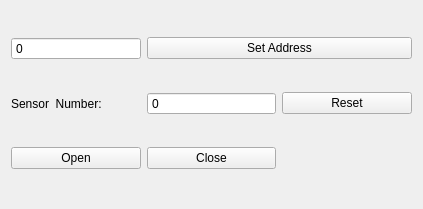
Before: the Qt Designer form PressPlateTool/ui/expand/gatheroperwidget.ui in CGinMax/ProtocolTools, drawn with Qt 5.
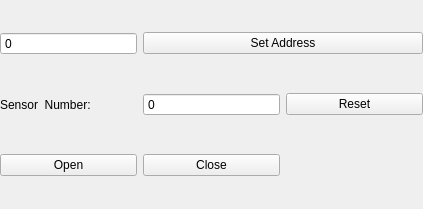
After: the same form once the commit is applied.

```diff
--- a/PressPlateTool/ui/expand/gatheroperwidget.ui
+++ b/PressPlateTool/ui/expand/gatheroperwidget.ui
@@ -14,6 +14,18 @@
    <string>Form</string>
   </property>
   <layout class="QGridLayout" name="gridLayout">
+   <property name="leftMargin">
+    <number>0</number>
+   </property>
+   <property name="topMargin">
+    <number>0</number>
+   </property>
+   <property name="rightMargin">
+    <number>0</number>
+   </property>
+   <property name="bottomMargin">
+    <number>0</number>
+   </property>
    <item row="1" column="0">
     <widget class="QLabel" name="label">
      <property name="text">
```
